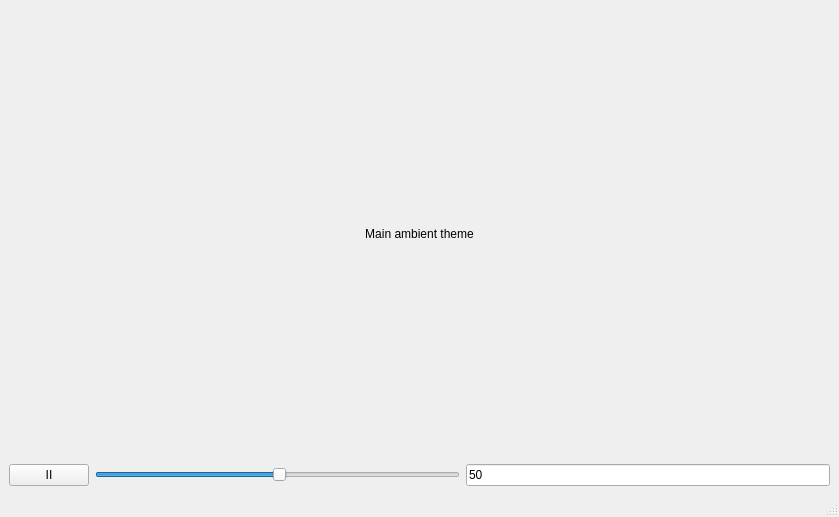
Qt form AmbientPlayer/mainwindow.ui (TimurAztec/NG_2024_AmbientPlayer) before a commit.
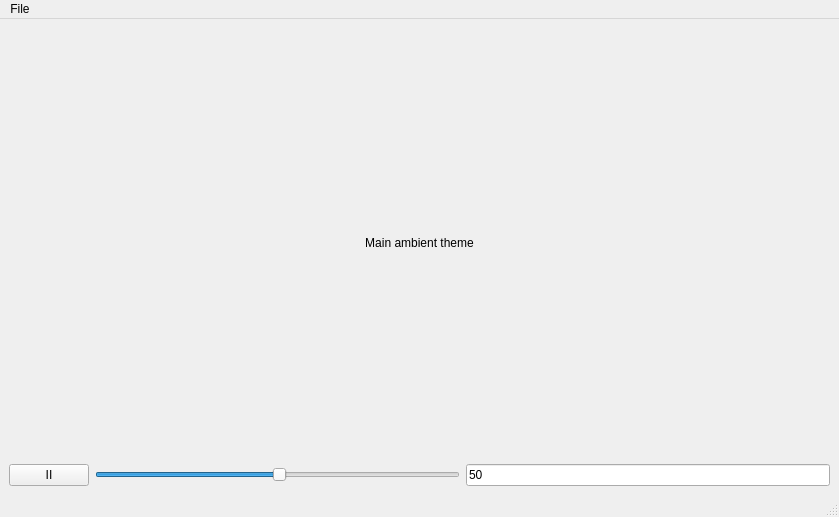
The same form after that commit.

Diff of the .ui file:
```diff
--- a/AmbientPlayer/mainwindow.ui
+++ b/AmbientPlayer/mainwindow.ui
@@ -75,6 +75,13 @@
      <height>21</height>
     </rect>
    </property>
+   <widget class="QMenu" name="menuFile">
+    <property name="title">
+     <string>File</string>
+    </property>
+    <addaction name="actionAdd_sound"/>
+   </widget>
+   <addaction name="menuFile"/>
   </widget>
   <widget class="QStatusBar" name="statusbar"/>
  </widget>
```
Left out of the diff: 5 changed lines with no effect on the pictures.
